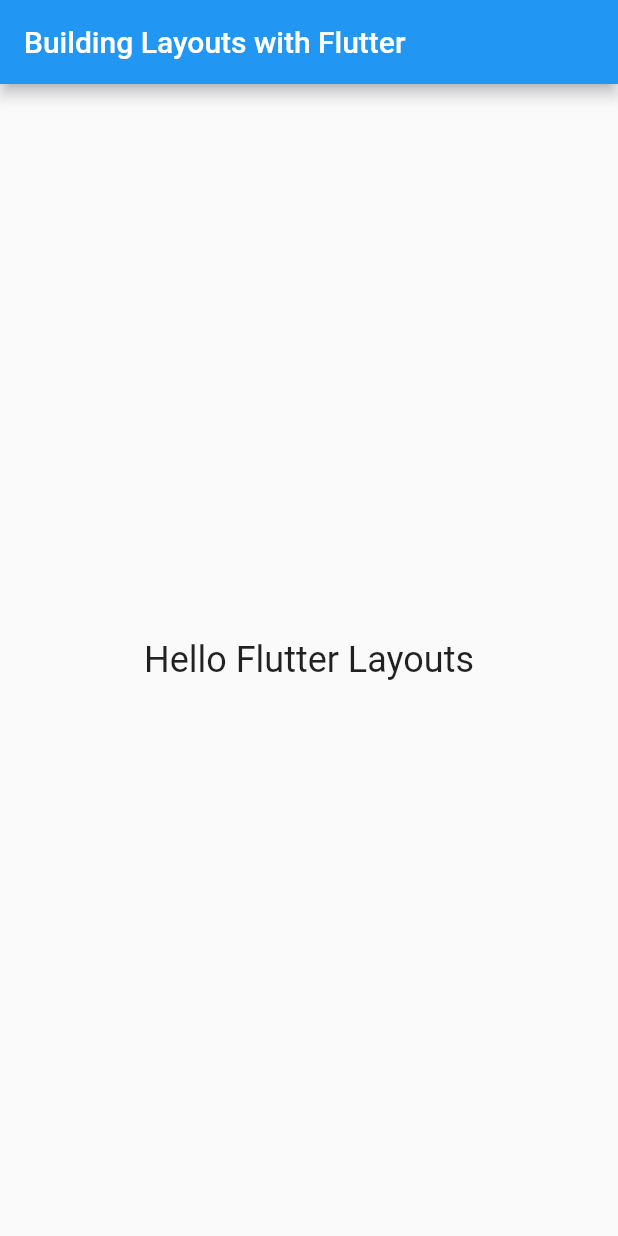
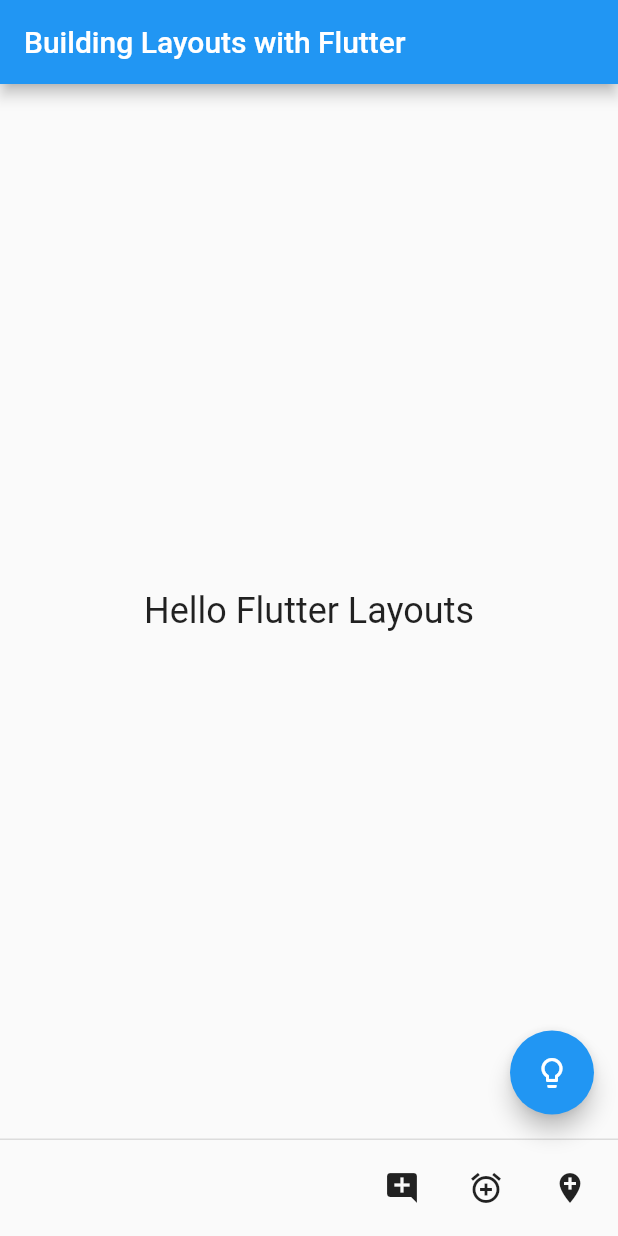
Before and after one commit to rolanveroncruz/hello_layouts, a Flutter app: the screen it shows after launch, on a phone screen of 412 x 824 dp. Run offline on Flutter 3.47's test engine with Material 2 defaults, Android fonts, the phone set to English and light mode, and no system bars.

Commit message:
finished basic_layout

```diff
--- a/lib/main.dart
+++ b/lib/main.dart
@@ -1,3 +1,5 @@
+// ignore_for_file: prefer_const_constructors
+
 import 'package:flutter/material.dart';
 
 void main() => runApp(MyApp());
@@ -7,18 +9,30 @@ class MyApp extends StatelessWidget {
 
   @override
   Widget build(BuildContext context) {
-    return  MaterialApp(
+    return MaterialApp(
+        theme: ThemeData.light(),
         home: Scaffold(
             appBar: AppBar(
-          // ignore: prefer_const_constructors
               title: Text("Building Layouts with Flutter"),
             ),
             body: const Center(
               // ignore: sort_child_properties_last
-          child: Text("Hello Flutter Layouts",
-          style: TextStyle(fontSize:24),),
-        )
-      )
-    );
+              child: Text(
+                "Hello Flutter Layouts",
+                style: TextStyle(fontSize: 24),
+              ),
+            ),
+            floatingActionButton: FloatingActionButton(
+              child: Icon(Icons.lightbulb_outline),
+              onPressed: () {
+                // ignore: avoid_print
+                print('You rang?');
+              },),
+              persistentFooterButtons: [
+                IconButton(icon: Icon(Icons.add_comment),onPressed: () {}),
+                IconButton(icon: Icon(Icons.add_alarm),onPressed: () {}),
+                IconButton(icon: Icon(Icons.add_location),onPressed: () {}),
+
+              ],));
   }
 }
```
Lines whose indentation alone changed are shown as unchanged.
